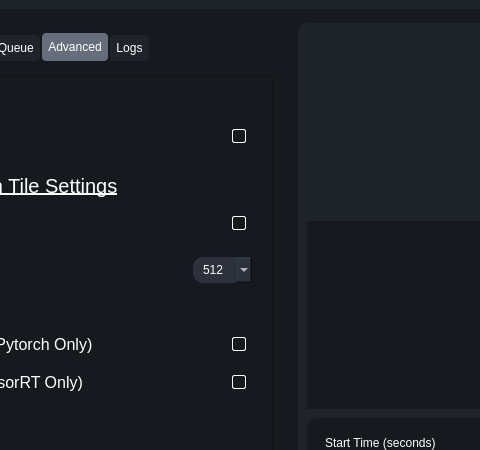
Old version of the form testRVEInterface.ui in the repository TNTwise/REAL-Video-Enhancer; both pictures show x 312 to 792 and y 0 to 450 of the 1050 by 700 pixel window.
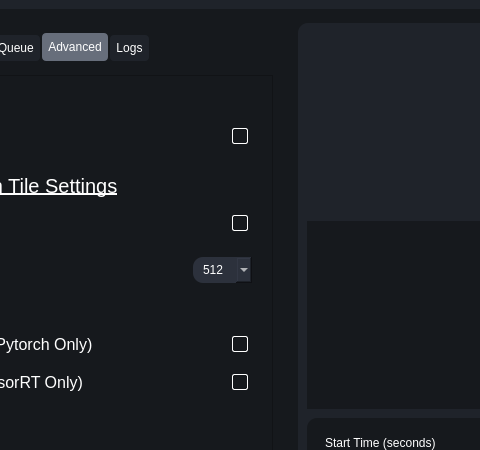
New version of the form. The open tabs and pages were chosen to show the change. Icons and pictures are not drawn.

Commit message: make checkboxes better

The edit to the form file:
```diff
--- a/testRVEInterface.ui
+++ b/testRVEInterface.ui
@@ -102,17 +102,21 @@
 	background-color:#343b47;
 }
 
-QCheckBox{
-color:#fff;
-background-color:#fff;
+QCheckBox::indicator:unchecked{
+    border : 1px solid white;
+    border-radius: 2px;
+    width: 14px;
+    height: 14px;
+    left: 2px;
 }
-QCheckBox::indicator{
-border : 1px solid white;
-border-radius: 2px;
+QCheckBox::indicator:checked {
+    image: url(:/icons/icons/check-square.svg);
+    color: white;
+    border-radius: 2px;
+    width: 20px;
+    height: 20px;
 }
-QCheckBox::indicator::checked{
-background-color:white;
-}
+
 QScrollBar:vertical{
 	max-width: 8px;
 	}
@@ -546,13 +550,7 @@
 	border-radius: 10px;
 	
  }
-QCheckBox::indicator{
-border : 1px solid white;
-border-radius: 2px;
-}
-QCheckBox::indicator::checked{
-background-color:white;
-}
+
 QDoubleSpinBox{
 	background-color:#2c313c;
 	padding:5px 10px;
@@ -3349,8 +3347,8 @@
                                <rect>
                                 <x>0</x>
                                 <y>0</y>
-                                <width>380</width>
-                                <height>389</height>
+                                <width>460</width>
+                                <height>516</height>
                                </rect>
                               </property>
                               <property name="sizePolicy">
```
Left out of the diff: 20 changed lines with no effect on the pictures.
